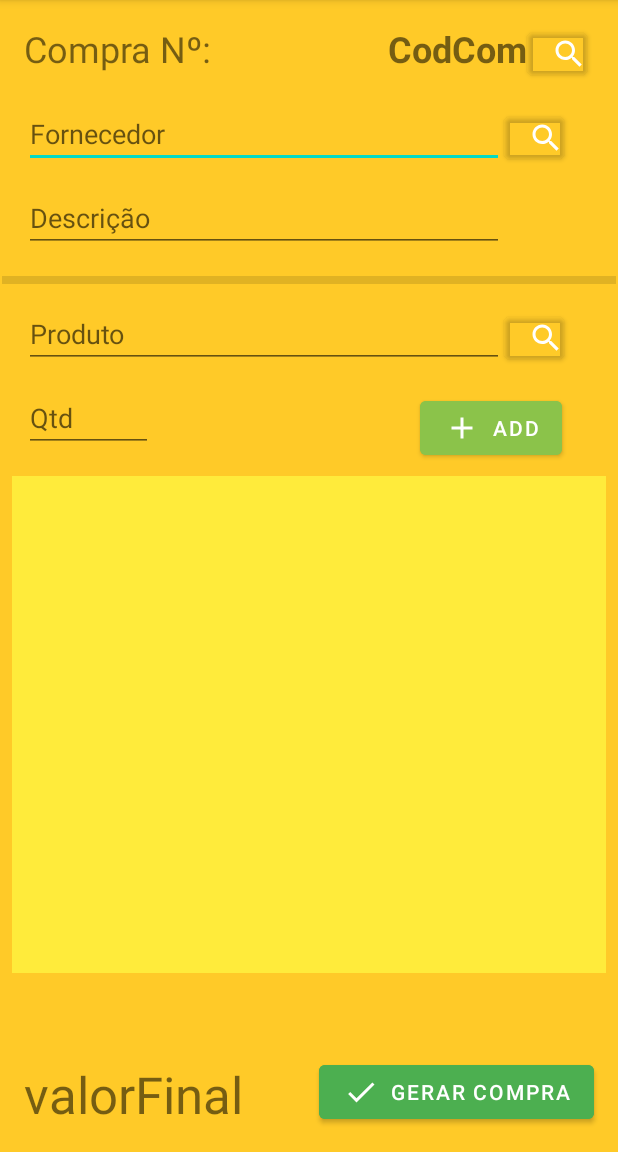
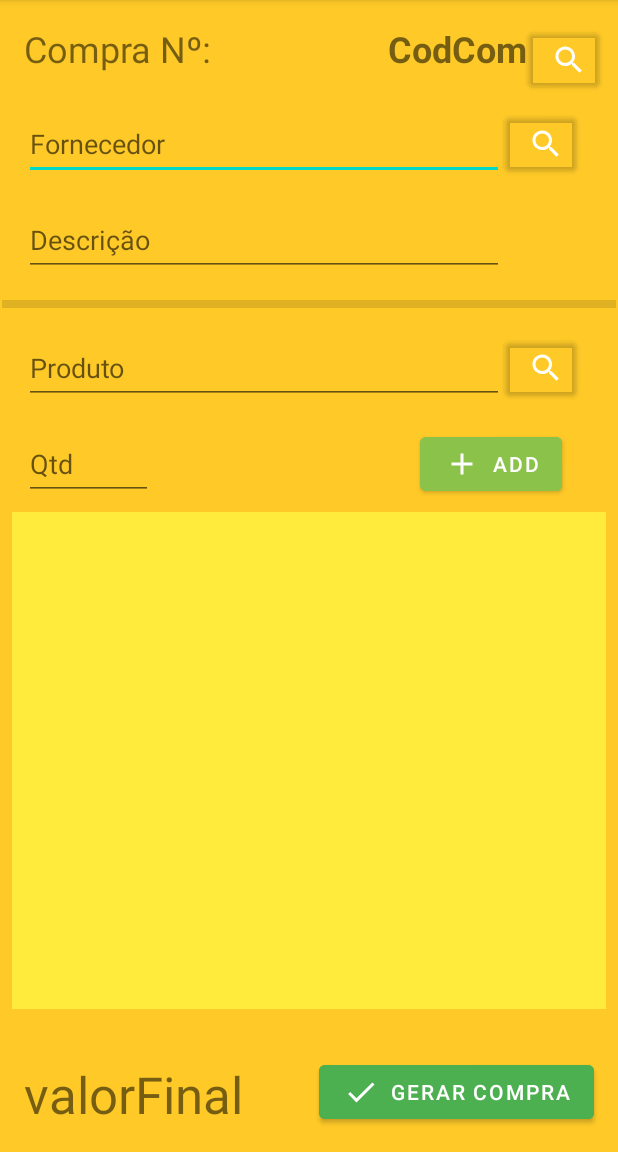
Before and after one commit to r4f4siqueira/BVenda, an Android app: the compra screen opened directly, with no data from a screen before it, on a phone screen of 412 x 824 dp, the part 84-1236 px from its top. Run offline under Robolectric (Android 15) with nearby library versions, the phone set to English and light mode, and no system bars.

Commit message:
fix em tela
cliquei nos fiz nos warning das tela 👍

```diff
--- a/app/src/main/res/layout/activity_compra.xml
+++ b/app/src/main/res/layout/activity_compra.xml
@@ -10,7 +10,7 @@
     <EditText
         android:id="@+id/etCompraFornecedor"
         android:layout_width="320dp"
-        android:layout_height="40dp"
+        android:layout_height="48dp"
         android:layout_marginStart="16dp"
         android:layout_marginTop="72dp"
         android:ems="10"
@@ -22,7 +22,7 @@
     <EditText
         android:id="@+id/etCompraProduto"
         android:layout_width="320dp"
-        android:layout_height="40dp"
+        android:layout_height="48dp"
         android:layout_marginStart="16dp"
         android:layout_marginTop="16dp"
         android:ems="10"
@@ -55,8 +55,8 @@
 
     <Button
         android:id="@+id/btCompraPesquisaProduto"
-        android:layout_width="40dp"
-        android:layout_height="40dp"
+        android:layout_width="48dp"
+        android:layout_height="48dp"
         android:layout_marginTop="16dp"
         android:backgroundTint="#00FFFFFF"
         android:isScrollContainer="false"
@@ -68,7 +68,7 @@
     <EditText
         android:id="@+id/etCompraQuantidade"
         android:layout_width="86dp"
-        android:layout_height="40dp"
+        android:layout_height="48dp"
         android:layout_marginStart="16dp"
         android:layout_marginTop="16dp"
         android:ems="10"
@@ -79,8 +79,8 @@
 
     <Button
         android:id="@+id/btCompraPesquisaFornecedor"
-        android:layout_width="40dp"
-        android:layout_height="40dp"
+        android:layout_width="48dp"
+        android:layout_height="48dp"
         android:layout_marginTop="72dp"
         android:backgroundTint="#00FFFFFF"
         android:isScrollContainer="false"
@@ -91,8 +91,8 @@
 
     <Button
         android:id="@+id/btCompraPesquisa"
-        android:layout_width="40dp"
-        android:layout_height="40dp"
+        android:layout_width="48dp"
+        android:layout_height="48dp"
         android:layout_marginTop="16dp"
         android:backgroundTint="#00FFFFFF"
         android:isScrollContainer="false"
@@ -104,7 +104,7 @@
     <EditText
         android:id="@+id/etCompraDescricao"
         android:layout_width="320dp"
-        android:layout_height="40dp"
+        android:layout_height="48dp"
         android:layout_marginStart="16dp"
         android:layout_marginTop="16dp"
         android:ems="10"
```
